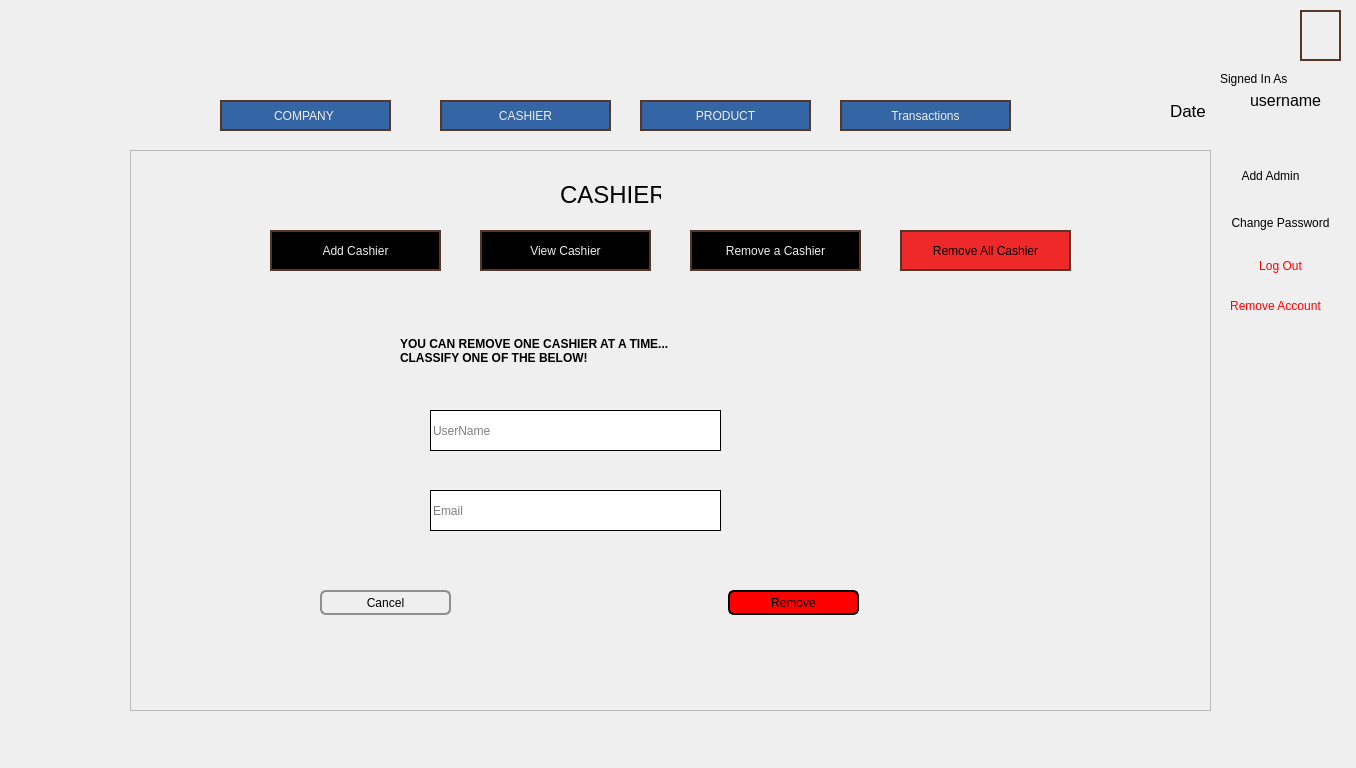
Qt form adminwindow.ui (RamrajCh/SuperMarket-Billing-System) before a commit.
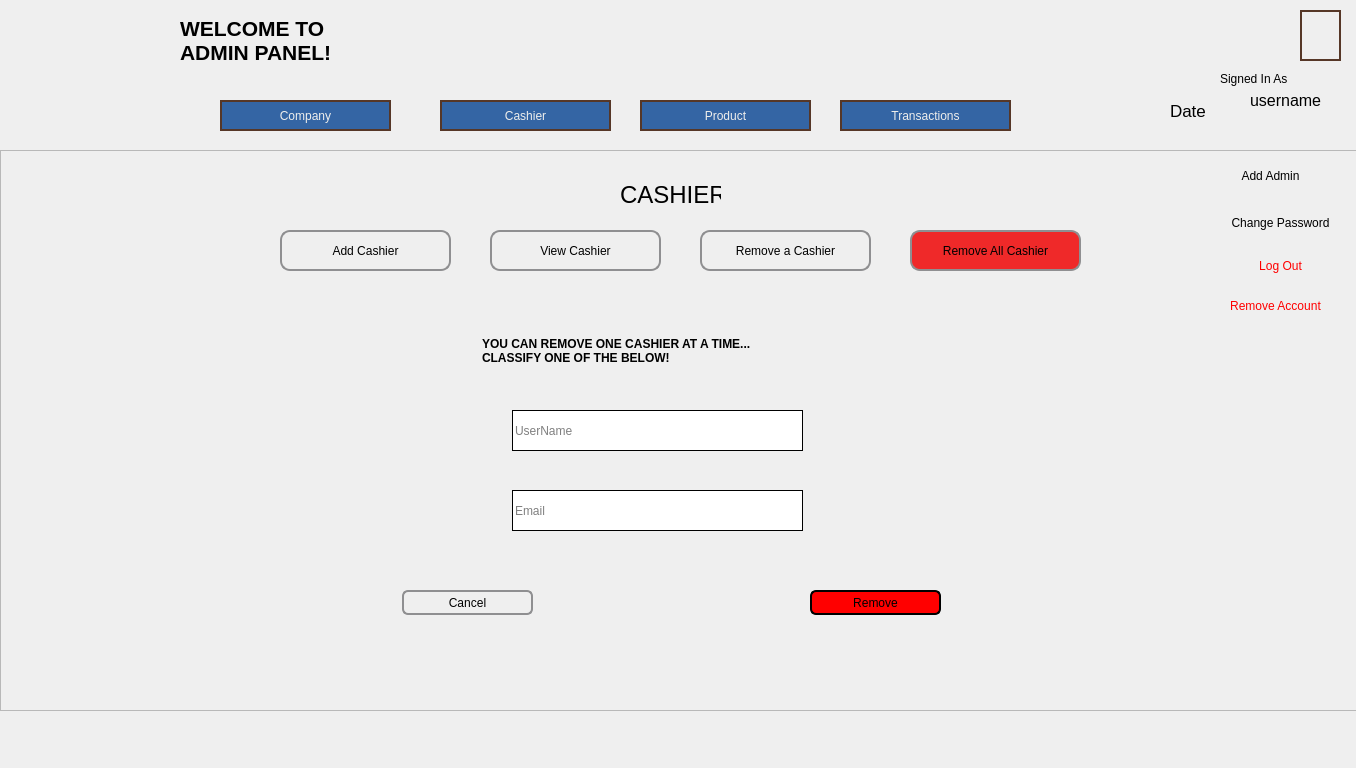
The same form after that commit. The open tabs and pages were chosen to show the change. Icons and pictures are not drawn.

Diff of the .ui file:
```diff
--- a/adminwindow.ui
+++ b/adminwindow.ui
@@ -23,9 +23,9 @@
    <widget class="QFrame" name="frame_2">
     <property name="geometry">
      <rect>
-      <x>130</x>
+      <x>0</x>
       <y>150</y>
-      <width>1081</width>
+      <width>1371</width>
       <height>561</height>
      </rect>
     </property>
@@ -41,7 +41,7 @@
     <widget class="QStackedWidget" name="adminStack_2">
      <property name="geometry">
       <rect>
-       <x>20</x>
+       <x>150</x>
        <y>10</y>
        <width>1051</width>
        <height>551</height>
@@ -1067,7 +1067,7 @@
         <widget class="QStackedWidget" name="cashierStack">
          <property name="geometry">
           <rect>
-           <x>20</x>
+           <x>30</x>
            <y>120</y>
            <width>971</width>
            <height>421</height>
@@ -1290,7 +1290,7 @@
           <widget class="QLineEdit" name="cashierUsername_3">
            <property name="geometry">
             <rect>
-             <x>240</x>
+             <x>312</x>
              <y>120</y>
              <width>291</width>
              <height>41</height>
@@ -1306,7 +1306,7 @@
           <widget class="QLabel" name="label_10">
            <property name="geometry">
             <rect>
-             <x>210</x>
+             <x>282</x>
              <y>46</y>
              <width>521</width>
              <height>31</height>
@@ -1319,7 +1319,7 @@
           <widget class="QLineEdit" name="cashierEmail_3">
            <property name="geometry">
             <rect>
-             <x>240</x>
+             <x>312</x>
              <y>200</y>
              <width>291</width>
              <height>41</height>
@@ -1338,7 +1338,7 @@
           <widget class="QPushButton" name="removeButton">
            <property name="geometry">
             <rect>
-             <x>538</x>
+             <x>610</x>
              <y>300</y>
              <width>131</width>
              <height>25</height>
@@ -1358,7 +1358,7 @@
           <widget class="QPushButton" name="cancelButton">
            <property name="geometry">
             <rect>
-             <x>130</x>
+             <x>202</x>
              <y>300</y>
              <width>131</width>
              <height>25</height>
@@ -1381,18 +1381,19 @@
         <widget class="QPushButton" name="addCashierButton">
          <property name="geometry">
           <rect>
-           <x>100</x>
+           <x>110</x>
            <y>60</y>
            <width>171</width>
            <height>41</height>
           </rect>
          </property>
          <property name="styleSheet">
-          <string notr="true">background:transparent;
-  border: 2px solid #563727;
-font: 13pt &quot;Ubuntu&quot;;
-color: rgb(238, 238, 236);
-background-color: rgb(0, 0, 0);</string>
+          <string notr="true">font: 13pt &quot;Ubuntu&quot;;
+background:transparent;
+  border: 2px solid #8f8f91;
+      border-radius: 10px;
+      background-color: qlineargradient(x1: 0, y1: 0, x2: 0, y2: 1,
+                                        stop: 0 #f6f7fa, stop: 1 #dadbde);</string>
          </property>
          <property name="text">
           <string>Add Cashier</string>
@@ -1401,18 +1402,19 @@
         <widget class="QPushButton" name="viewCashierButton">
          <property name="geometry">
           <rect>
-           <x>310</x>
+           <x>320</x>
            <y>60</y>
            <width>171</width>
            <height>41</height>
           </rect>
          </property>
          <property name="styleSheet">
-          <string notr="true">background:transparent;
-  border: 2px solid #563727;
-font: 13pt &quot;Ubuntu&quot;;
-color: rgb(238, 238, 236);
-background-color: rgb(0, 0, 0);</string>
+          <string notr="true">font: 13pt &quot;Ubuntu&quot;;
+background:transparent;
+  border: 2px solid #8f8f91;
+      border-radius: 10px;
+      background-color: qlineargradient(x1: 0, y1: 0, x2: 0, y2: 1,
+                                        stop: 0 #f6f7fa, stop: 1 #dadbde);</string>
          </property>
          <property name="text">
           <string>View Cashier</string>
@@ -1421,7 +1423,7 @@
         <widget class="QLabel" name="label_31">
          <property name="geometry">
           <rect>
-           <x>390</x>
+           <x>450</x>
            <y>10</y>
            <width>101</width>
            <height>31</height>
@@ -1434,18 +1436,19 @@
         <widget class="QPushButton" name="removeCashierButton">
          <property name="geometry">
           <rect>
-           <x>520</x>
+           <x>530</x>
            <y>60</y>
            <width>171</width>
            <height>41</height>
           </rect>
          </property>
          <property name="styleSheet">
-          <string notr="true">background:transparent;
-  border: 2px solid #563727;
-font: 13pt &quot;Ubuntu&quot;;
-color: rgb(238, 238, 236);
-background-color: rgb(0, 0, 0);</string>
+          <string notr="true">font: 13pt &quot;Ubuntu&quot;;
+background:transparent;
+  border: 2px solid #8f8f91;
+      border-radius: 10px;
+      background-color: qlineargradient(x1: 0, y1: 0, x2: 0, y2: 1,
+                                        stop: 0 #f6f7fa, stop: 1 #dadbde);</string>
          </property>
          <property name="text">
           <string>Remove a Cashier</string>
@@ -1454,18 +1457,19 @@
         <widget class="QPushButton" name="removeAllCashierButton">
          <property name="geometry">
           <rect>
-           <x>730</x>
+           <x>740</x>
            <y>60</y>
            <width>171</width>
            <height>41</height>
           </rect>
          </property>
          <property name="styleSheet">
-          <string notr="true">background:transparent;
-  border: 2px solid #563727;
-background-color: rgb(239, 41, 41);
-font: 13pt &quot;Ubuntu&quot;;
-color: rgb(0, 0, 0);</string>
+          <string notr="true">font: 13pt &quot;Ubuntu&quot;;
+background:transparent;
+  border: 2px solid #8f8f91;
+      border-radius: 10px;
+      background-color:rgb(239, 41, 41)
+                             </string>
          </property>
          <property name="text">
           <string>Remove All Cashier</string>
@@ -2152,6 +2156,19 @@
       <string/>
      </property>
     </widget>
+    <widget class="QLabel" name="label_17">
+     <property name="geometry">
+      <rect>
+       <x>180</x>
+       <y>10</y>
+       <width>241</width>
+       <height>61</height>
+      </rect>
+     </property>
+     <property name="text">
+      <string>&lt;html&gt;&lt;head/&gt;&lt;body&gt;&lt;p&gt;&lt;span style=&quot; font-size:16pt; font-weight:600;&quot;&gt;WELCOME TO &lt;br/&gt;ADMIN PANEL!&lt;/span&gt;&lt;/p&gt;&lt;/body&gt;&lt;/html&gt;</string>
+     </property>
+    </widget>
    </widget>
    <widget class="QFrame" name="frame_4">
     <property name="geometry">
@@ -2190,7 +2207,7 @@
 </string>
      </property>
      <property name="text">
-      <string>CASHIER</string>
+      <string>Cashier</string>
      </property>
     </widget>
     <widget class="QPushButton" name="productButton">
@@ -2211,7 +2228,7 @@
 </string>
      </property>
      <property name="text">
-      <string>PRODUCT</string>
+      <string>Product</string>
      </property>
     </widget>
     <widget class="QPushButton" name="salesButton">
@@ -2271,7 +2288,7 @@
 </string>
      </property>
      <property name="text">
-      <string>COMPANY </string>
+      <string>Company</string>
      </property>
     </widget>
    </widget>
```
Left out of the diff: 97 changed lines with no effect on the pictures.
